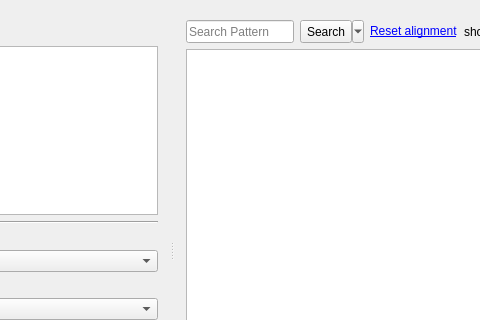
The window that data/ui/analysis.ui (jopohl/urh) describes before a commit, drawn with Qt 5; both pictures show x 188 to 668 and y 0 to 320 of the 1331 by 740 pixel window.
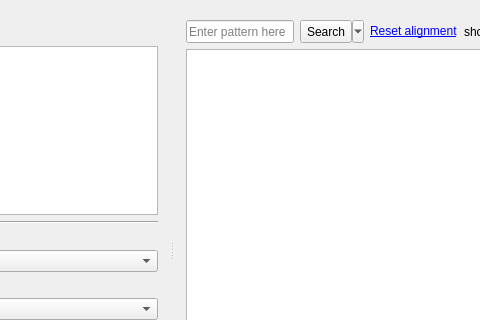
The same window after the commit. Icons and pictures are not drawn. Custom widgets are drawn as their Qt base class.

Commit message: rebuild icons + change placeholder text of search line edit

Diff of the .ui file:
```diff
--- a/data/ui/analysis.ui
+++ b/data/ui/analysis.ui
@@ -645,7 +645,7 @@
                  <bool>false</bool>
                 </property>
                 <property name="placeholderText">
-                 <string>Search Pattern</string>
+                 <string>Enter pattern here</string>
                 </property>
                 <property name="clearButtonEnabled">
                  <bool>true</bool>
```
The commit also changes 2 other files.
